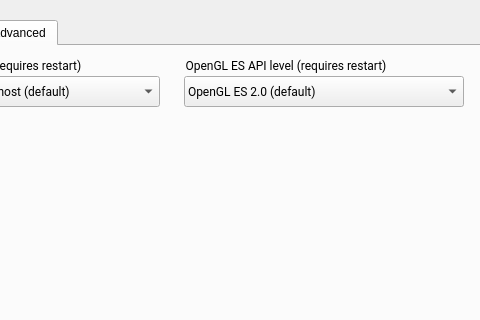
This is android/android-emu/android/skin/qt/extended-pages/settings-page.ui in vicamo/libandroid-emugl as Qt 5 draws it before an edit; both pictures show x 142 to 622 and y 0 to 320 of the 622 by 580 pixel window. The edited form follows.
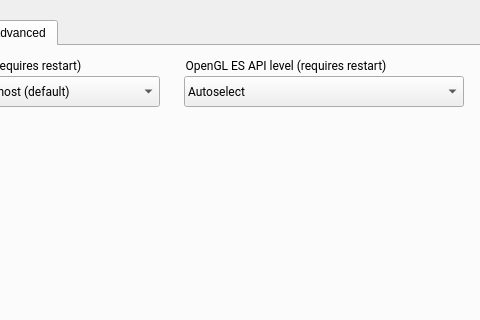
This is the edited form. The open tabs and pages were chosen to show the change. Icons and pictures are not drawn. Custom widgets are drawn as their Qt base class.

Commit message: [gl] Put back compatibility setting

The edit to the form file:
```diff
--- a/android/android-emu/android/skin/qt/extended-pages/settings-page.ui
+++ b/android/android-emu/android/skin/qt/extended-pages/settings-page.ui
@@ -1029,14 +1029,14 @@
       <bool>false</bool>
      </property>
      <property name="currentText">
-      <string>OpenGL ES 2.0 (default)</string>
+      <string>Autoselect</string>
      </property>
      <property name="report_metrics" stdset="0">
       <bool>false</bool>
      </property>
      <item>
       <property name="text">
-       <string>OpenGL ES 2.0 (default)</string>
+       <string>Autoselect</string>
       </property>
      </item>
      <item>
```
Left out of the diff: 7 changed lines with no effect on the pictures.
